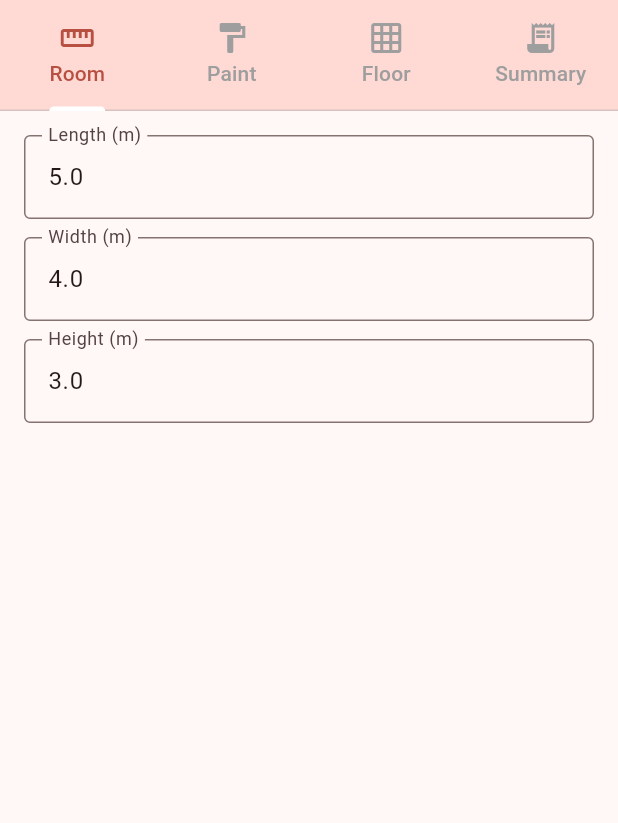
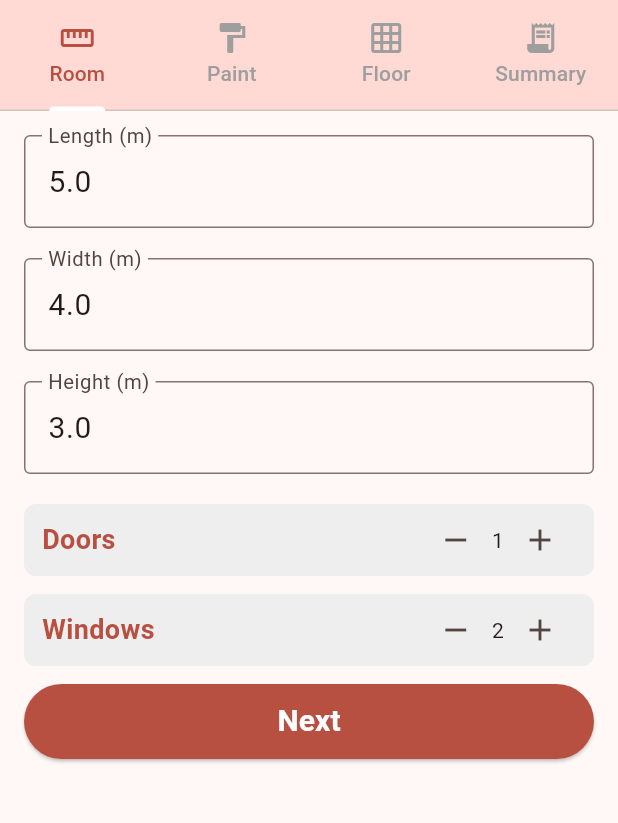
Before and after one commit to janaasaadreslan-art/room_renovation_estimator, a Flutter app: the screen it shows after launch, on a phone screen of 412 x 824 dp, the part 81-904 px from its top. Run offline on Flutter 3.47's test engine with Material 3 defaults, Android fonts, the phone set to English and light mode, and no system bars.

Commit message:
Room tab complete with design

```diff
--- a/lib/widgets/my_text_field.dart
+++ b/lib/widgets/my_text_field.dart
@@ -10,8 +10,10 @@ class MyTextField extends StatelessWidget {
   Widget build(BuildContext context) {
     return TextField(
       controller: controller,
+      style: const TextStyle(fontSize: 20),
       keyboardType: TextInputType.number,
       decoration: InputDecoration(
+        labelStyle: const TextStyle(fontSize: 18),
         border: const OutlineInputBorder(),
         labelText: hint,
       ),
--- a/lib/widgets/room_tab.dart
+++ b/lib/widgets/room_tab.dart
@@ -19,7 +19,8 @@ class _RoomTabState extends State<RoomTab> {
   final TextEditingController _lengthCtrl = TextEditingController();
   final TextEditingController _widthCtrl = TextEditingController();
   final TextEditingController _heightCtrl = TextEditingController();
-// runs once when the tab opens: fill the boxes from RoomData
+
+  // runs once when the tab opens: fill the boxes from RoomData
   @override
   void initState() {
     super.initState();
@@ -44,11 +45,122 @@ class _RoomTabState extends State<RoomTab> {
       padding: const EdgeInsets.all(16),
       children: [
         MyTextField(hint: 'Length (m)', controller: _lengthCtrl),
+        const SizedBox(height: 20),
+        MyTextField(hint: 'Width (m)', controller: _widthCtrl),
+        const SizedBox(height: 20),
+        MyTextField(hint: 'Height (m)', controller: _heightCtrl),
+        const SizedBox(height: 20),
+
+        //doors
+        Container(
+          //keeps the text away from the edge
+          padding: const EdgeInsets.symmetric(horizontal: 12),
+          decoration: BoxDecoration(
+            color: Colors.grey.shade200,
+            borderRadius: BorderRadius.circular(8),
+          ),
+          child: Row(
+            children: <Widget>[
+              const Text(
+                'Doors',
+                style: TextStyle(
+                  fontSize: 18,
+                  fontWeight: FontWeight.bold,
+                  color: Color(0xFFB85042),
+                ),
+              ),
+              const Spacer(),
+
+              IconButton(
+                icon: const Icon(Icons.remove),
+                onPressed: () {
+                  setState(() {
+                    if (widget.data.doors > 0) {
+                      widget.data.doors--;
+                    }
+                  });
+                },
+              ),
+              Text('${widget.data.doors}'),
+              IconButton(
+                icon: const Icon(Icons.add),
+                onPressed: () {
+                  setState(() {
+                    widget.data.doors++;
+                  });
+                },
+              ),
+            ],
+          ),
+        ),
         const SizedBox(height: 12),
-        MyTextField(hint: 'Width (m)', controller: _widthCtrl),
+        //windows
+        Container(
+          padding: const EdgeInsets.symmetric(horizontal: 12),
+          decoration: BoxDecoration(
+            color: Colors.grey.shade200,
+            borderRadius: BorderRadius.circular(8),
+          ),
+          child: Row(
+            children: <Widget>[
+              const Text(
+                'Windows',
+                style: TextStyle(
+                  fontSize: 18,
+                  fontWeight: FontWeight.bold,
+                  color: Color(0xFFB85042),
+                ),
+              ),
+              const Spacer(),
+
+              IconButton(
+                icon: const Icon(Icons.remove),
+                onPressed: () {
+                  setState(() {
+                    if (widget.data.windows > 0) {
+                      widget.data.windows--;
+                    }
+                  });
+                },
+              ),
+              Text('${widget.data.windows}'),
+              IconButton(
+                icon: const Icon(Icons.add),
+                onPressed: () {
+                  setState(() {
+                    widget.data.windows++;
+                  });
+                },
+              ),
+            ],
+          ),
+        ),
         const SizedBox(height: 12),
-        MyTextField(hint: 'Height (m)', controller: _heightCtrl),
-        const SizedBox(height: 12),
+        ElevatedButton(
+          onPressed: () {
+            try {
+              widget.data.length = double.parse(_lengthCtrl.text);
+              widget.data.width = double.parse(_widthCtrl.text);
+              widget.data.height = double.parse(_heightCtrl.text);
+              DefaultTabController.of(context).animateTo(1);
+            } catch (e) {
+              ScaffoldMessenger.of(context).showSnackBar(
+                const SnackBar(
+                  content: Text('Please fill all fields with numbers'),
+                ),
+              );
+            }
+          },
+          style: ElevatedButton.styleFrom(
+            backgroundColor: const Color(0xFFB85042), //button color
+            foregroundColor: Colors.white, //text color
+            minimumSize: const Size.fromHeight(50), //full width,50 height
+          ),
+          child: const Text(
+            'Next',
+            style: TextStyle(fontSize: 20, fontWeight: FontWeight.bold),
+          ),
+        ),
       ],
     );
   }
```
